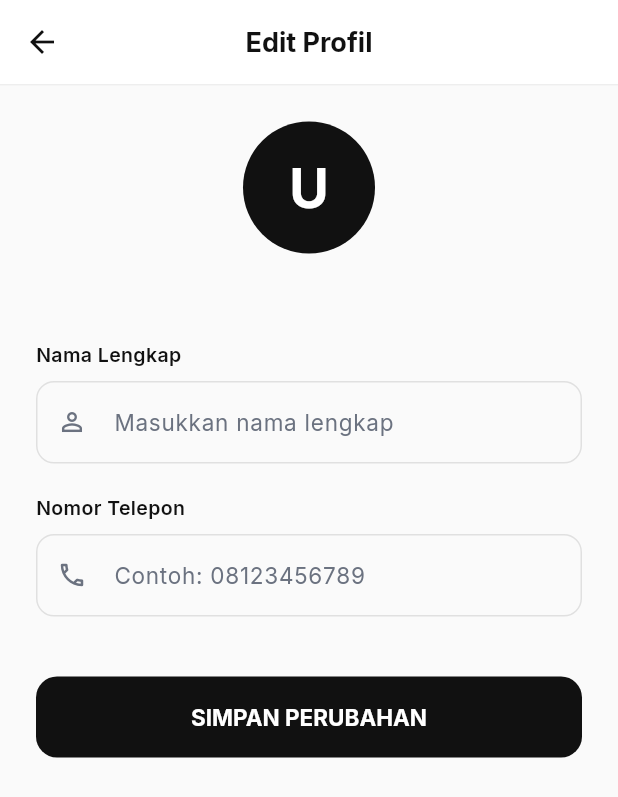
After one commit to NathanChandra202/Flutter-PKL, a Flutter app: the EditProfileScreen screen opened directly, on a phone screen of 412 x 824 dp. The commit adds this screen. Shown: the top 797 px of the screen. Run offline on Flutter 3.47's test engine with Material 3 defaults, Android fonts, the phone set to English and light mode, and no system bars; our stand-ins replace cached_network_image, firebase_core, firebase_messaging, flutter_rating_bar, flutter_secure_storage, google_fonts and 8 more; accounts and stored records are empty; network calls fail.

Commit message:
update apk

```diff
--- a/kostraktor/lib/main.dart
+++ b/kostraktor/lib/main.dart
@@ -7,6 +7,7 @@ import 'screens/splash_screen.dart';
 import 'providers/auth_provider.dart';
 import 'package:firebase_core/firebase_core.dart';
 import 'firebase_options.dart';
+import 'services/notification_service.dart';
 class MyHttpOverrides extends HttpOverrides {
   @override
   HttpClient createHttpClient(SecurityContext? context) {
@@ -23,6 +24,7 @@ void main() async {
   await Firebase.initializeApp(
     options: DefaultFirebaseOptions.currentPlatform,
   );
+  await NotificationService.initialize();
   // Initialize Hive for local storage
   await Hive.initFlutter();
   // We will open boxes here later when models are ready
--- /dev/null
+++ b/kostraktor/lib/screens/edit_profile_screen.dart
@@ -0,0 +1,237 @@
+import 'package:flutter/material.dart';
+import 'package:flutter/services.dart';
+import 'package:provider/provider.dart';
+import '../utils/app_theme.dart';
+import '../providers/auth_provider.dart';
+
+class EditProfileScreen extends StatefulWidget {
+  const EditProfileScreen({super.key});
+
+  @override
+  State<EditProfileScreen> createState() => _EditProfileScreenState();
+}
+
+class _EditProfileScreenState extends State<EditProfileScreen> {
+  late TextEditingController _nameController;
+  late TextEditingController _phoneController;
+  bool _isLoading = false;
+
+  @override
+  void initState() {
+    super.initState();
+    final auth = Provider.of<AuthProvider>(context, listen: false);
+    _nameController = TextEditingController(text: auth.userName ?? '');
+    _phoneController = TextEditingController(text: auth.userPhone ?? '');
+  }
+
+  @override
+  void dispose() {
+    _nameController.dispose();
+    _phoneController.dispose();
+    super.dispose();
+  }
+
+  Future<void> _saveProfile() async {
+    final name = _nameController.text.trim();
+    final phone = _phoneController.text.trim();
+
+    if (name.isEmpty) {
+      ScaffoldMessenger.of(context).showSnackBar(
+        const SnackBar(
+          content: Text('Nama lengkap tidak boleh kosong.'),
+          backgroundColor: Colors.redAccent,
+        ),
+      );
+      return;
+    }
+
+    setState(() => _isLoading = true);
+    final auth = Provider.of<AuthProvider>(context, listen: false);
+    final error = await auth.updateProfile(
+      namaLengkap: name,
+      phone: phone.isEmpty ? null : phone,
+    );
+    if (!mounted) return;
+    setState(() => _isLoading = false);
+
+    if (error == null) {
+      ScaffoldMessenger.of(context).showSnackBar(
+        SnackBar(
+          content: const Text('Profil berhasil diperbarui!'),
+          backgroundColor: Colors.green.shade700,
+          behavior: SnackBarBehavior.floating,
+          shape: RoundedRectangleBorder(borderRadius: BorderRadius.circular(10)),
+        ),
+      );
+      Navigator.pop(context);
+    } else {
+      ScaffoldMessenger.of(context).showSnackBar(
+        SnackBar(content: Text(error), backgroundColor: Colors.redAccent),
+      );
+    }
+  }
+
+  @override
+  Widget build(BuildContext context) {
+    SystemChrome.setSystemUIOverlayStyle(SystemUiOverlayStyle.dark);
+    final auth = Provider.of<AuthProvider>(context);
+
+    return Scaffold(
+      backgroundColor: AppTheme.bgWhite,
+      appBar: AppBar(
+        backgroundColor: Colors.white,
+        elevation: 0,
+        leading: IconButton(
+          icon: const Icon(Icons.arrow_back, color: AppTheme.primaryBlack),
+          onPressed: () => Navigator.pop(context),
+        ),
+        title: const Text(
+          'Edit Profil',
+          style: TextStyle(color: AppTheme.primaryBlack, fontWeight: FontWeight.bold),
+        ),
+        centerTitle: true,
+        bottom: PreferredSize(
+          preferredSize: const Size.fromHeight(1),
+          child: Container(color: Colors.grey.shade200, height: 1),
+        ),
+      ),
+      body: SingleChildScrollView(
+        padding: const EdgeInsets.all(24),
+        child: Column(
+          crossAxisAlignment: CrossAxisAlignment.stretch,
+          children: [
+            // Avatar
+            Center(
+              child: Container(
+                width: 88,
+                height: 88,
+                decoration: const BoxDecoration(
+                  shape: BoxShape.circle,
+                  color: AppTheme.primaryBlack,
+                ),
+                child: Center(
+                  child: Text(
+                    (auth.userName?.isNotEmpty == true
+                            ? auth.userName![0]
+                            : auth.userEmail?[0] ?? 'U')
+                        .toUpperCase(),
+                    style: const TextStyle(
+                      color: Colors.white,
+                      fontWeight: FontWeight.bold,
+                      fontSize: 36,
+                    ),
+                  ),
+                ),
+              ),
+            ),
+            const SizedBox(height: 8),
+            Center(
+              child: Text(
+                auth.userEmail ?? '',
+                style: const TextStyle(color: AppTheme.textMuted, fontSize: 13),
+              ),
+            ),
+            const SizedBox(height: 32),
+
+            // Form
+            const Text(
+              'Nama Lengkap',
+              style: TextStyle(
+                color: AppTheme.primaryBlack,
+                fontWeight: FontWeight.w600,
+                fontSize: 13,
+              ),
+            ),
+            const SizedBox(height: 8),
+            _buildTextField(
+              controller: _nameController,
+              hintText: 'Masukkan nama lengkap',
+              prefixIcon: Icons.person_outline,
+              keyboardType: TextInputType.name,
+            ),
+            const SizedBox(height: 20),
+
+            const Text(
+              'Nomor Telepon',
+              style: TextStyle(
+                color: AppTheme.primaryBlack,
+                fontWeight: FontWeight.w600,
+                fontSize: 13,
+              ),
+            ),
+            const SizedBox(height: 8),
+            _buildTextField(
+              controller: _phoneController,
+              hintText: 'Contoh: 08123456789',
+              prefixIcon: Icons.phone_outlined,
+              keyboardType: TextInputType.phone,
+            ),
+            const SizedBox(height: 40),
+
+            SizedBox(
+              width: double.infinity,
+              child: ElevatedButton(
+                style: ElevatedButton.styleFrom(
+                  backgroundColor: AppTheme.primaryBlack,
+                  foregroundColor: Colors.white,
+                  padding: const EdgeInsets.symmetric(vertical: 18),
+                  shape: RoundedRectangleBorder(
+                    borderRadius: BorderRadius.circular(14),
+                  ),
+                  elevation: 0,
+                ),
+                onPressed: _isLoading ? null : _saveProfile,
+                child: _isLoading
+                    ? const SizedBox(
+                        width: 20,
+                        height: 20,
+                        child: CircularProgressIndicator(
+                          color: Colors.white,
+                          strokeWidth: 2,
+                        ),
+                      )
+                    : const Text(
+                        'SIMPAN PERUBAHAN',
+                        style: TextStyle(fontWeight: FontWeight.bold, fontSize: 15),
+                      ),
+              ),
+            ),
+          ],
+        ),
+      ),
+    );
+  }
+
+  Widget _buildTextField({
+    required TextEditingController controller,
+    required String hintText,
+    required IconData prefixIcon,
+    TextInputType keyboardType = TextInputType.text,
+  }) {
+    return TextField(
+      controller: controller,
+      keyboardType: keyboardType,
+      style: const TextStyle(color: AppTheme.primaryBlack, fontSize: 15),
+      decoration: InputDecoration(
+        hintText: hintText,
+        hintStyle: const TextStyle(color: AppTheme.textMuted),
+        prefixIcon: Icon(prefixIcon, color: AppTheme.textMuted, size: 20),
+        filled: true,
+        fillColor: Colors.grey.shade50,
+        border: OutlineInputBorder(
+          borderRadius: BorderRadius.circular(12),
+          borderSide: BorderSide(color: Colors.grey.shade300),
+        ),
+        enabledBorder: OutlineInputBorder(
+          borderRadius: BorderRadius.circular(12),
+          borderSide: BorderSide(color: Colors.grey.shade300),
+        ),
+        focusedBorder: OutlineInputBorder(
+          borderRadius: BorderRadius.circular(12),
+          borderSide: const BorderSide(color: AppTheme.primaryBlack, width: 1.5),
+        ),
+        contentPadding: const EdgeInsets.symmetric(horizontal: 16, vertical: 16),
+      ),
+    );
+  }
+}
--- a/kostraktor/lib/screens/profile_screen.dart
+++ b/kostraktor/lib/screens/profile_screen.dart
@@ -4,6 +4,7 @@ import 'package:url_launcher/url_launcher.dart';
 import '../utils/app_theme.dart';
 import '../providers/auth_provider.dart';
 import 'login_screen.dart';
+import 'edit_profile_screen.dart';
 
 class ProfileScreen extends StatefulWidget {
   const ProfileScreen({super.key});
@@ -406,7 +407,10 @@ class _ProfileScreenState extends State<ProfileScreen> {
             ],
 
             _menuTile(Icons.settings_outlined, 'Pengaturan Akun', () {
-              _showPengaturanSheet(context, auth);
+              Navigator.push(
+                context,
+                MaterialPageRoute(builder: (_) => const EditProfileScreen()),
+              );
             }),
             const SizedBox(height: 12),
 
--- a/kostraktor/pubspec.yaml
+++ b/kostraktor/pubspec.yaml
@@ -54,6 +54,9 @@ dependencies:
   firebase_auth: ^5.3.1
   google_sign_in: ^6.2.2
   flutter_secure_storage: ^9.2.2
+  cached_network_image: ^3.4.1
+  shimmer: ^3.0.0
+  firebase_messaging: ^15.1.3
 
 dev_dependencies:
   flutter_test:
```
Also changed, not shown: kostraktor/lib/providers/auth_provider.dart (+31 -0 lines), kostraktor/lib/screens/home_screen.dart (+70 -5 lines), kostraktor/lib/services/notification_service.dart (added, +57 -0 lines), kostraktor/pubspec.lock, 3 other files.
